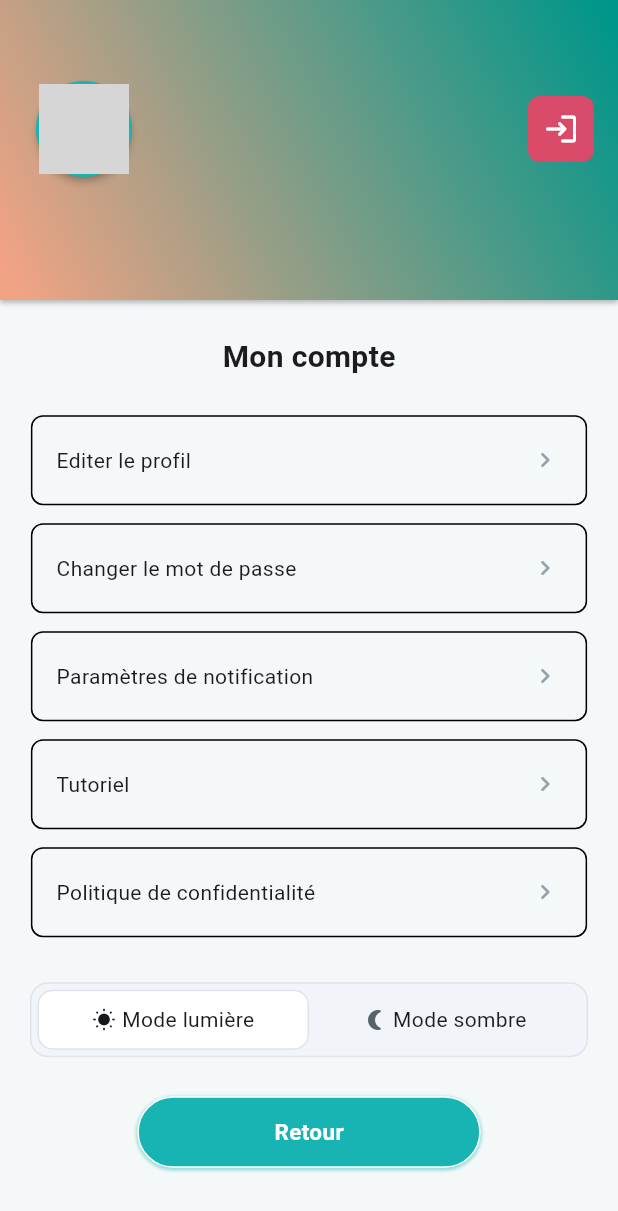
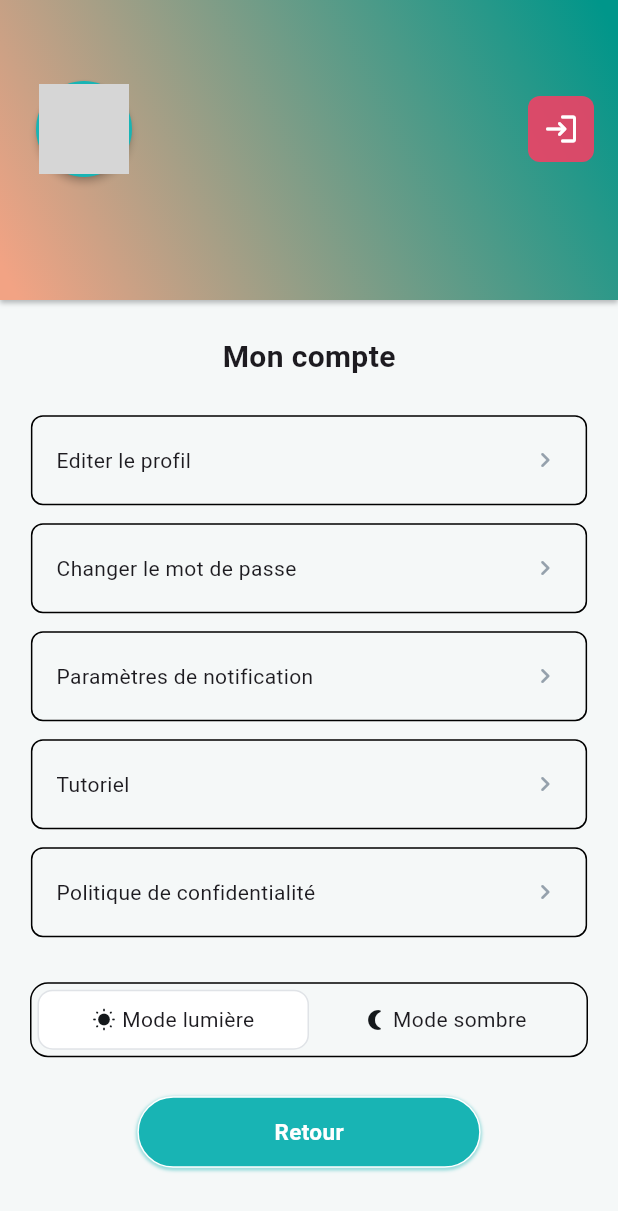
Before and after one commit to YanisVroland/Mobile_MyTechLib, a Flutter app: the SettingsPageWidget screen opened directly with empty values, on a phone screen of 412 x 824 dp. Shown: the top 1211 px of the screen. Run offline on Flutter 3.47's test engine with Material 3 defaults, Android fonts, the phone set to English and light mode, and no system bars; our stand-ins replace auto_size_text, carousel_slider, flutter_screenutil, lottie, shared_preferences, smooth_page_indicator; accounts and stored records are empty; Roboto replaces fonts that are missing (montesserat_semi_bold); grey boxes are pictures that could not be loaded.

Commit message:
Add theme color

```diff
--- a/lib/app/theme/app_theme.dart
+++ b/lib/app/theme/app_theme.dart
@@ -15,7 +15,7 @@ abstract class AppTheme {
   static ThemeMode get themeMode {
     final darkMode = _prefs?.getBool(kThemeModeKey);
     return darkMode == null
-        ? ThemeMode.system
+        ? ThemeMode.light
         : darkMode
         ? ThemeMode.dark
         : ThemeMode.light;
--- a/lib/main.dart
+++ b/lib/main.dart
@@ -6,7 +6,6 @@ import 'package:my_tech_lib/views/auth/login_page_screen.dart';
 import 'app/routes/router.dart';
 import 'app/theme/app_const.dart';
 import 'app/theme/app_theme.dart';
-import 'main_screen.dart';
 
 
 void main() async {
--- a/lib/views/options/settings_screen.dart
+++ b/lib/views/options/settings_screen.dart
@@ -35,7 +35,9 @@ class _ProfilePageWidgetState extends State<SettingsPageWidget> {
   }
 
   void setDarkModeSetting(BuildContext context, ThemeMode mode) {
-    showDialog(context: context, builder: (context) => AlertDialog(
+    showDialog(
+        context: context,
+        builder: (context) => AlertDialog(
               title: const Text('Changer de mode'),
               content: const Text('Vous allez être déconnecté. Voulez-vous continuer ?'),
               actions: [
@@ -64,12 +66,7 @@ class _ProfilePageWidgetState extends State<SettingsPageWidget> {
                 ),
               ],
             ));
-
-
-
-
   }
-
 
   @override
   Widget build(BuildContext context) {
@@ -126,14 +123,15 @@ class _ProfilePageWidgetState extends State<SettingsPageWidget> {
                                   decoration: const BoxDecoration(
                                     shape: BoxShape.circle,
                                   ),
-                                child: widget.user.profile_url.isEmpty ? Image.asset(
+                                  child: widget.user.profile_url.isEmpty
+                                      ? Image.asset(
                                           'assets/images/tlchargement.png',
                                           fit: BoxFit.cover,
-                                ) : Image.network(
+                                        )
+                                      : Image.network(
                                           widget.user.profile_url,
                                           fit: BoxFit.cover,
-                                )
-                              ),
+                                        )),
                             ),
                           ),
                           Padding(
@@ -158,7 +156,6 @@ class _ProfilePageWidgetState extends State<SettingsPageWidget> {
                                         size: 24.0,
                                       ),
                                       onPressed: () async {
-
                                         Navigator.pushNamedAndRemoveUntil(
                                             context, '/Login', (Route<dynamic> route) => false);
                                       },
@@ -177,9 +174,7 @@ class _ProfilePageWidgetState extends State<SettingsPageWidget> {
                         mainAxisSize: MainAxisSize.max,
                         children: [
                           Text(widget.user.name + " " + widget.user.lastname,
-                              style: const TextStyle(
-                                  fontSize: 20.0, fontWeight: FontWeight.bold)
-                          ),
+                              style: const TextStyle(fontSize: 20.0, fontWeight: FontWeight.bold)),
                         ],
                       ),
                     ),
@@ -190,8 +185,7 @@ class _ProfilePageWidgetState extends State<SettingsPageWidget> {
                           padding: const EdgeInsetsDirectional.fromSTEB(0.0, 8.0, 0.0, 0.0),
                           child: Text(
                             widget.user.email,
-                            style: const TextStyle(
-                                fontSize: 16.0, fontWeight: FontWeight.normal),
+                            style: const TextStyle(fontSize: 16.0, fontWeight: FontWeight.normal),
                           ),
                         ),
                       ],
@@ -426,10 +420,9 @@ class _ProfilePageWidgetState extends State<SettingsPageWidget> {
               child: Container(
                 height: 50.0,
                 decoration: BoxDecoration(
-                  color: const Color(0xFFF1F4F8),
+                  color: AppTheme.of(context).background,
                   borderRadius: BorderRadius.circular(12.0),
                   border: Border.all(
-                    color: const Color(0xFFE0E3E7),
                     width: 1.0,
                   ),
                 ),
@@ -449,9 +442,9 @@ class _ProfilePageWidgetState extends State<SettingsPageWidget> {
                             setDarkModeSetting(context, ThemeMode.light);
                           },
                           child: Container(
-                            width: 115.0,
                             height: 100.0,
-                            decoration: BoxDecoration(
+                            decoration: Theme.of(context).brightness != Brightness.dark
+                                ? BoxDecoration(
                                     color: Theme.of(context).brightness == Brightness.light
                                         ? Colors.white
                                         : const Color(0xFFF1F4F8),
@@ -462,7 +455,8 @@ class _ProfilePageWidgetState extends State<SettingsPageWidget> {
                                           : const Color(0xFFF1F4F8),
                                       width: 1.0,
                                     ),
-                            ),
+                                  )
+                                : null,
                             child: Row(
                               mainAxisSize: MainAxisSize.max,
                               mainAxisAlignment: MainAxisAlignment.center,
@@ -495,20 +489,18 @@ class _ProfilePageWidgetState extends State<SettingsPageWidget> {
                             setDarkModeSetting(context, ThemeMode.dark);
                           },
                           child: Container(
-                            width: 115.0,
                             height: 100.0,
-                            decoration: BoxDecoration(
-                              color: Theme.of(context).brightness == Brightness.dark
-                                  ? Colors.white
-                                  : const Color(0xFFF1F4F8),
+                            decoration: Theme.of(context).brightness == Brightness.dark
+                                ? BoxDecoration(
+                              color:  Theme.of(context).brightness == Brightness.dark
+                                ? const Color(0xFF14181B)
+                                : const Color(0xFF57636C),
                               borderRadius: BorderRadius.circular(10.0),
                               border: Border.all(
-                                color: Theme.of(context).brightness == Brightness.dark
-                                    ? const Color(0xFFE0E3E7)
-                                    : const Color(0xFFF1F4F8),
                                 width: 1.0,
                               ),
-                            ),
+                            )
+                                : null,
                             child: Row(
                               mainAxisSize: MainAxisSize.max,
                               mainAxisAlignment: MainAxisAlignment.center,
@@ -516,8 +508,8 @@ class _ProfilePageWidgetState extends State<SettingsPageWidget> {
                                 Icon(
                                   Icons.nightlight_round,
                                   color: Theme.of(context).brightness == Brightness.dark
-                                      ? const Color(0xFF14181B)
-                                      : const Color(0xFF57636C),
+                                      ? const Color(0xFF57636C)
+                                      : const Color(0xFF14181B),
                                   size: 16.0,
                                 ),
                                 const Padding(
```
Lines whose indentation alone changed are shown as unchanged.
